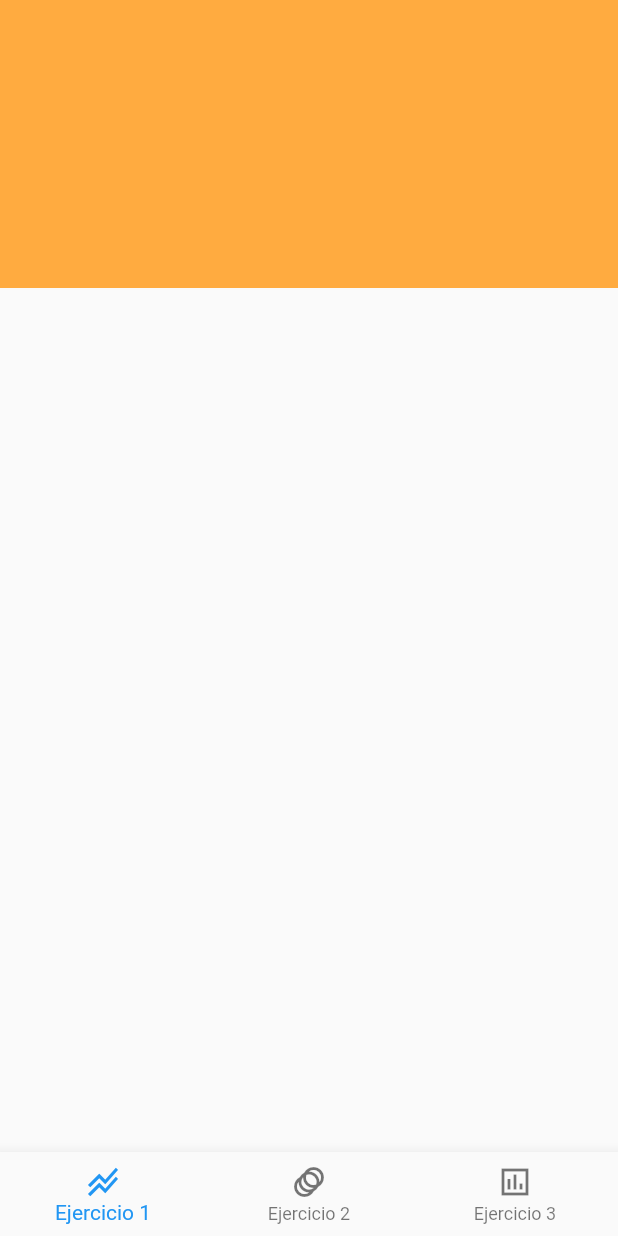
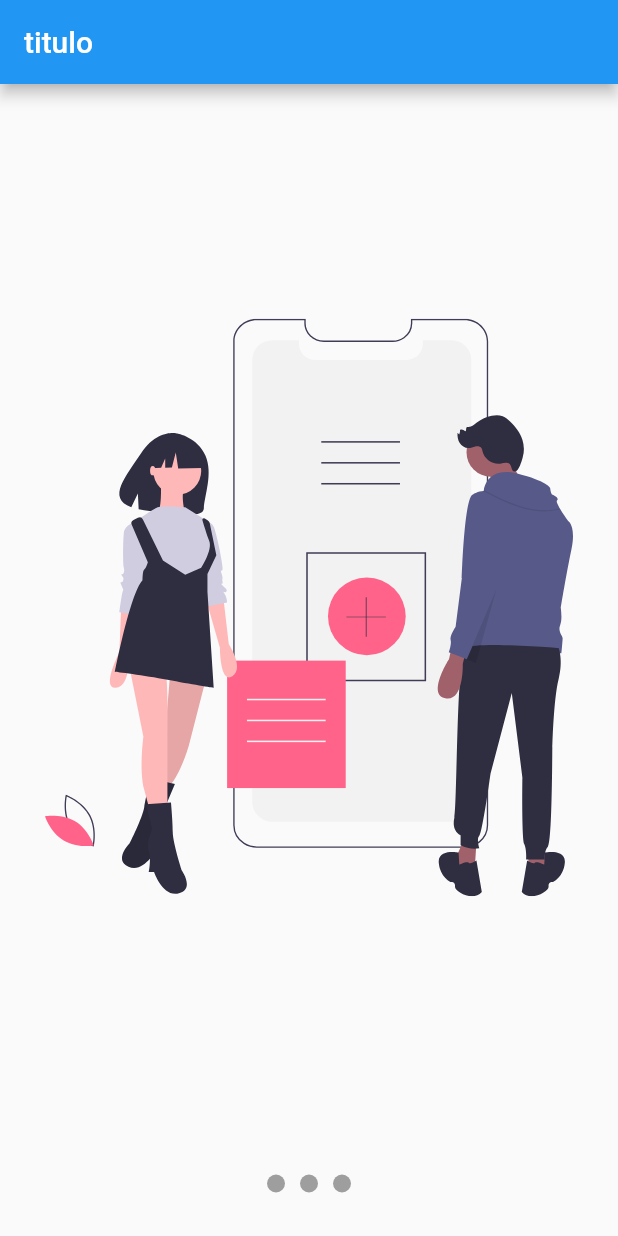
Before and after one commit to hernan74/CustomPainter, a Flutter app: the screen it shows after launch, on a phone screen of 412 x 824 dp. Run offline on Flutter 3.47's test engine with Material 2 defaults, Android fonts, the phone set to English and light mode, and no system bars; our stand-ins replace flutter_svg.

Commit message:
avace pageViwe

```diff
--- a/lib/main.dart
+++ b/lib/main.dart
@@ -3,6 +3,7 @@ import 'package:flutter_disenos/pages/ejercicio_2/cuadrado_ejemplos_home.dart';
 import 'package:flutter_disenos/pages/ejercicio_1/headers.dart';
 import 'package:flutter_disenos/pages/ejercicio_3/progress_indicator_simple.dart';
 import 'package:flutter_disenos/pages/ejercicio_3/progress_indicator_home..dart';
+import 'package:flutter_disenos/pages/ejercicio_4/sliver_show.dart';
 import 'package:flutter_disenos/pages/home_page.dart';
 import 'package:flutter_disenos/provider/page_provider.dart';
 import 'package:provider/provider.dart';
@@ -19,13 +20,14 @@ class MyApp extends StatelessWidget {
         child: MaterialApp(
         debugShowCheckedModeBanner: false,
         title: 'Custom Painter',
-        initialRoute: '/',
+        initialRoute: 'sliverShow',
         routes: {
           '/'                   : (_) => HomePage(),
           'header'              : (_) => HeaderPage(),
           'cuadradoAnimado'     : (_) => CuadradoHomePage(),
           'progresIndicatorHome': (_) => CustomProgressIndicatorHomePage(),
           'progresIndicator'    : (_) => CustomProgressIndicator(),
+          'sliverShow'          : (_) => SliverShowPage(),
         },
       ),
     );
--- /dev/null
+++ b/lib/pages/ejercicio_4/sliver_show.dart
@@ -0,0 +1,100 @@
+import 'package:flutter/material.dart';
+import 'package:flutter_svg/flutter_svg.dart';
+
+class SliverShowPage extends StatelessWidget {
+  @override
+  Widget build(BuildContext context) {
+    return Scaffold(
+      appBar: AppBar(
+        title: Text('titulo'),
+      ),
+      body: Center(
+        child: Column(
+          children: [Expanded(child: _Slides()), _Dots()],
+        ),
+      ),
+    );
+  }
+}
+
+class _Dots extends StatelessWidget {
+  @override
+  Widget build(BuildContext context) {
+    return Container(
+      width: double.infinity,
+      height: 70,
+      child: Row(
+        mainAxisAlignment: MainAxisAlignment.center,
+        children: <Widget>[
+          _Dot(),
+          _Dot(),
+          _Dot(),
+        ],
+      ),
+    );
+  }
+}
+
+class _Dot extends StatelessWidget {
+  @override
+  Widget build(BuildContext context) {
+    return Container(
+      width: 12,
+      height: 12,
+      margin: EdgeInsets.symmetric(horizontal: 5.0),
+      decoration: BoxDecoration(color: Colors.grey, shape: BoxShape.circle),
+    );
+  }
+}
+
+class _Slides extends StatefulWidget {
+  @override
+  _SlidesState createState() => _SlidesState();
+}
+
+class _SlidesState extends State<_Slides> {
+  final pageViewController = new PageController();
+
+  @override
+  void initState() {
+    pageViewController.addListener(() {});
+    super.initState();
+  }
+
+  @override
+  void dispose() {
+    pageViewController.dispose();
+    super.dispose();
+  }
+
+  @override
+  Widget build(BuildContext context) {
+    return Container(
+      child: PageView(
+        controller: pageViewController,
+        children: [
+          _Slide(svg: 'assets/slide-1.svg'),
+          _Slide(svg: 'assets/slide-2.svg'),
+          _Slide(svg: 'assets/slide-3.svg'),
+        ],
+      ),
+    );
+  }
+}
+
+class _Slide extends StatelessWidget {
+  final String svg;
+
+  const _Slide({this.svg});
+
+  @override
+  Widget build(BuildContext context) {
+    return Container(
+        padding: EdgeInsets.all(30.0),
+        height: double.infinity,
+        width: double.infinity,
+        child: SvgPicture.asset(
+          svg,
+        ));
+  }
+}
--- a/pubspec.yaml
+++ b/pubspec.yaml
@@ -29,6 +29,7 @@ dependencies:
   # Use with the CupertinoIcons class for iOS style icons.
   cupertino_icons: ^1.0.2
   provider: ^5.0.0
+  flutter_svg: ^0.19.3
 
 dev_dependencies:
   flutter_test:
@@ -46,8 +47,8 @@ flutter:
   uses-material-design: true
 
   # To add assets to your application, add an assets section, like this:
-  # assets:
-  #   - images/a_dot_burr.jpeg
+  assets:
+     - assets/
   #   - images/a_dot_ham.jpeg
 
   # An image asset can refer to one or more resolution-specific "variants", see
```
Also changed, not shown: assets/slide-1.svg (added), assets/slide-2.svg (added), assets/slide-3.svg (added), assets/slide-4.svg (added), assets/slide-5.svg (added), pubspec.lock.
